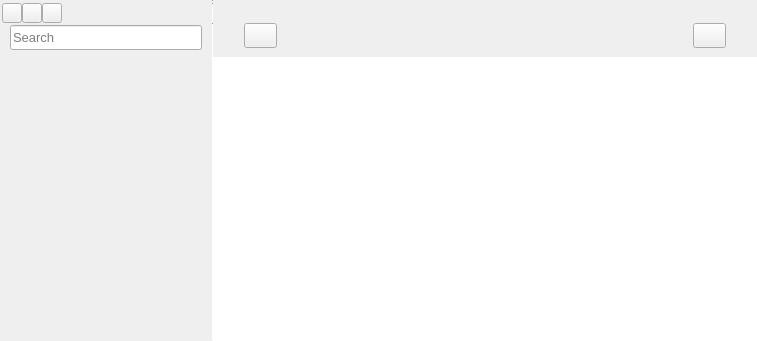
This is src/mainwindow.ui in nuttyartist/notes as Qt 5 draws it before an edit. The edited form follows.
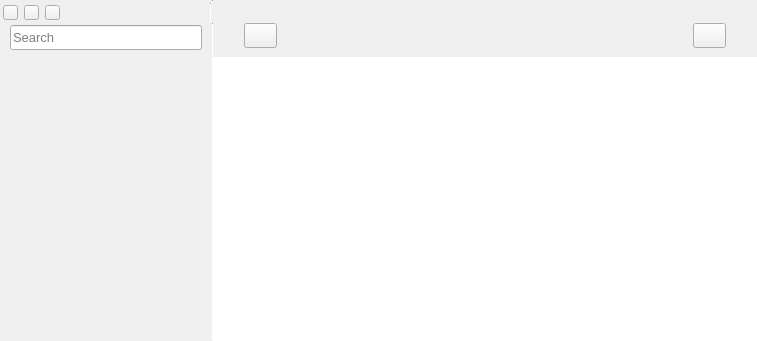
This is the edited form. Icons and pictures are not drawn.

Commit message: Improve collision detection on traffic light buttons, closes #3

The edit to the form file:
```diff
--- a/src/mainwindow.ui
+++ b/src/mainwindow.ui
@@ -151,7 +151,7 @@
         </property>
         <property name="sizeHint" stdset="0">
          <size>
-          <width>2</width>
+          <width>3</width>
           <height>20</height>
          </size>
         </property>
@@ -167,14 +167,14 @@
         </property>
         <property name="minimumSize">
          <size>
-          <width>20</width>
-          <height>20</height>
+          <width>15</width>
+          <height>15</height>
          </size>
         </property>
         <property name="maximumSize">
          <size>
-          <width>20</width>
-          <height>20</height>
+          <width>15</width>
+          <height>15</height>
          </size>
         </property>
         <property name="focusPolicy">
@@ -195,6 +195,22 @@
         </property>
        </widget>
       </item>
+      <item>
+       <spacer name="horizontalSpacer">
+        <property name="orientation">
+         <enum>Qt::Horizontal</enum>
+        </property>
+        <property name="sizeType">
+         <enum>QSizePolicy::Minimum</enum>
+        </property>
+        <property name="sizeHint" stdset="0">
+         <size>
+          <width>6</width>
+          <height>20</height>
+         </size>
+        </property>
+       </spacer>
+      </item>
       <item>
        <widget class="QPushButton" name="yellowMinimizeButton">
         <property name="sizePolicy">
@@ -205,14 +221,14 @@
         </property>
         <property name="minimumSize">
          <size>
-          <width>20</width>
-          <height>20</height>
+          <width>15</width>
+          <height>15</height>
          </size>
         </property>
         <property name="maximumSize">
          <size>
-          <width>20</width>
-          <height>20</height>
+          <width>15</width>
+          <height>15</height>
          </size>
         </property>
         <property name="focusPolicy">
@@ -233,6 +249,22 @@
         </property>
        </widget>
       </item>
+      <item>
+       <spacer name="horizontalSpacer_2">
+        <property name="orientation">
+         <enum>Qt::Horizontal</enum>
+        </property>
+        <property name="sizeType">
+         <enum>QSizePolicy::Minimum</enum>
+        </property>
+        <property name="sizeHint" stdset="0">
+         <size>
+          <width>6</width>
+          <height>20</height>
+         </size>
+        </property>
+       </spacer>
+      </item>
       <item>
        <widget class="QPushButton" name="greenMaximizeButton">
         <property name="sizePolicy">
@@ -243,14 +275,14 @@
         </property>
         <property name="minimumSize">
          <size>
-          <width>20</width>
-          <height>20</height>
+          <width>15</width>
+          <height>15</height>
          </size>
         </property>
         <property name="maximumSize">
          <size>
-          <width>20</width>
-          <height>20</height>
+          <width>15</width>
+          <height>15</height>
          </size>
         </property>
         <property name="focusPolicy">
```
